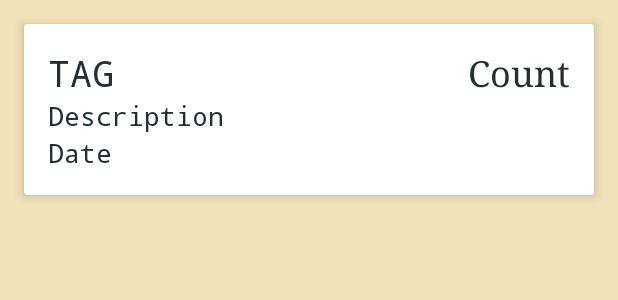
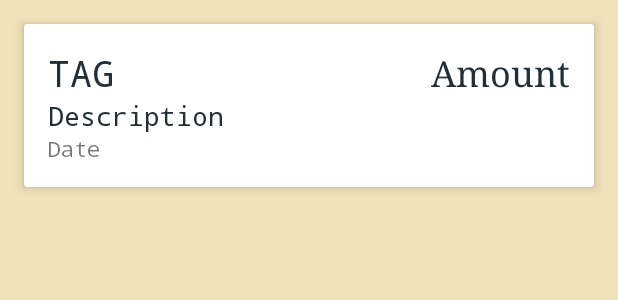
Before and after one commit to RockPilgrim/Money, an Android app: the layout activity_detail.xml on its own in the app's theme, with its tools: preview values and no code run, on a phone screen of 412 x 824 dp. Shown: the top 300 px of the screen. Run offline under Robolectric (Android 15) with nearby library versions, the phone set to English and light mode, and no system bars.

Commit message:
Some changes

```diff
--- a/MoneyForTravel/app/src/main/java/my/rockpilgrim/moneyfortravel/view/list/ListRecyclerHolder.java
+++ b/MoneyForTravel/app/src/main/java/my/rockpilgrim/moneyfortravel/view/list/ListRecyclerHolder.java
@@ -81,9 +81,12 @@ public class ListRecyclerHolder extends RecyclerView.ViewHolder {
         if (!description.equals("")) {
             descriptionTextView.setVisibility(View.VISIBLE);
             descriptionTextView.setText(description);
+            tagTextView.setTextSize(16);
         }
-        else
+        else{
             descriptionTextView.setVisibility(View.GONE);
+            tagTextView.setTextSize(24);
+        }
     }
 
     @OnClick(R.id.info_cardView)
--- a/MoneyForTravel/app/src/main/res/layout/activity_detail.xml
+++ b/MoneyForTravel/app/src/main/res/layout/activity_detail.xml
@@ -40,25 +40,24 @@
                     android:typeface="serif"
                     android:textColor="@color/colorTitleText"
                     android:id="@+id/count_textView"
-                    android:text="@string/count"
+                    android:text="@string/amount"
                     android:textSize="24sp"
                     android:layout_width="match_parent"
                     android:layout_height="wrap_content"/>
             </LinearLayout>
             <TextView
                 android:typeface="monospace"
+                android:id="@+id/description_textView"
                 android:textColor="@color/colorTitleText"
-                android:id="@+id/description_textView"
                 android:text="@string/description"
                 android:textSize="18sp"
                 android:layout_width="match_parent"
                 android:layout_height="wrap_content"/>
             <TextView
                 android:typeface="monospace"
-                android:textColor="@color/colorTitleText"
                 android:id="@+id/date_textView"
                 android:text="@string/date"
-                android:textSize="18sp"
+                android:textSize="14sp"
                 android:layout_width="match_parent"
                 android:layout_height="wrap_content"/>
 
@@ -86,7 +85,7 @@
                     android:id="@+id/count_editText"
                     android:layout_width="match_parent"
                     android:layout_height="wrap_content"
-                    android:hint="@string/count"
+                    android:hint="@string/amount"
                     android:inputType="numberSigned|numberDecimal" />
             </com.google.android.material.textfield.TextInputLayout>
 
--- a/MoneyForTravel/app/src/main/res/layout/add_layout.xml
+++ b/MoneyForTravel/app/src/main/res/layout/add_layout.xml
@@ -8,7 +8,7 @@
 
     <com.google.android.material.textfield.TextInputLayout
         android:layout_width="match_parent"
-        android:hint="@string/count"
+        android:hint="@string/amount"
         android:textColorHint="@color/colorWhite"
         android:layout_height="wrap_content"
         android:layout_marginStart="16dp"
--- a/MoneyForTravel/app/src/main/res/layout/item_count_layout.xml
+++ b/MoneyForTravel/app/src/main/res/layout/item_count_layout.xml
@@ -35,7 +35,6 @@
 
             <TextView
                 android:typeface="monospace"
-
                 android:textColor="@color/colorTitleText"
                 android:id="@+id/tag_textView"
                 android:layout_gravity="bottom"
--- a/MoneyForTravel/app/src/main/res/layout/sort_layout.xml
+++ b/MoneyForTravel/app/src/main/res/layout/sort_layout.xml
@@ -3,7 +3,8 @@
     android:layout_width="match_parent"
     android:layout_height="wrap_content"
     android:background="@color/colorAdd"
-    android:padding="16dp"
+    android:paddingStart="16dp"
+    android:paddingEnd="16dp"
     xmlns:app="http://schemas.android.com/apk/res-auto"
     android:orientation="vertical">
 
@@ -15,7 +16,7 @@
         <com.google.android.material.textfield.TextInputLayout
             android:layout_width="0dp"
             android:layout_weight="1"
-            android:hint="@string/count"
+            android:hint="@string/amount"
             android:textColorHint="@color/colorWhite"
             android:layout_height="wrap_content"
             android:layout_marginStart="8dp"
@@ -88,6 +89,7 @@
     <LinearLayout
         android:orientation="horizontal"
         android:gravity="end"
+        android:layout_marginTop="16dp"
         android:layout_width="match_parent"
         android:layout_height="wrap_content">
 
--- a/MoneyForTravel/app/src/main/res/values/strings.xml
+++ b/MoneyForTravel/app/src/main/res/values/strings.xml
@@ -1,6 +1,6 @@
 <resources>
     <string name="app_name">Money for travel</string>
-    <string name="count">Count</string>
+    <string name="amount">Amount</string>
     <string name="tag">TAG</string>
     <string name="description">Description</string>
     <string name="add">Add</string>
```
